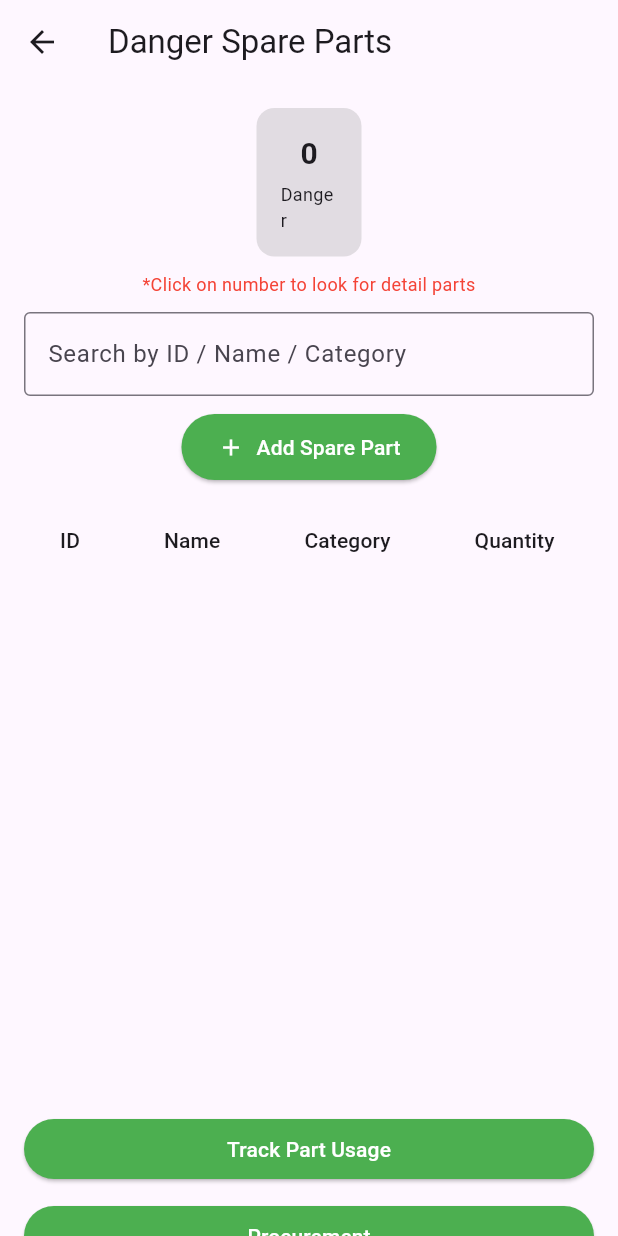
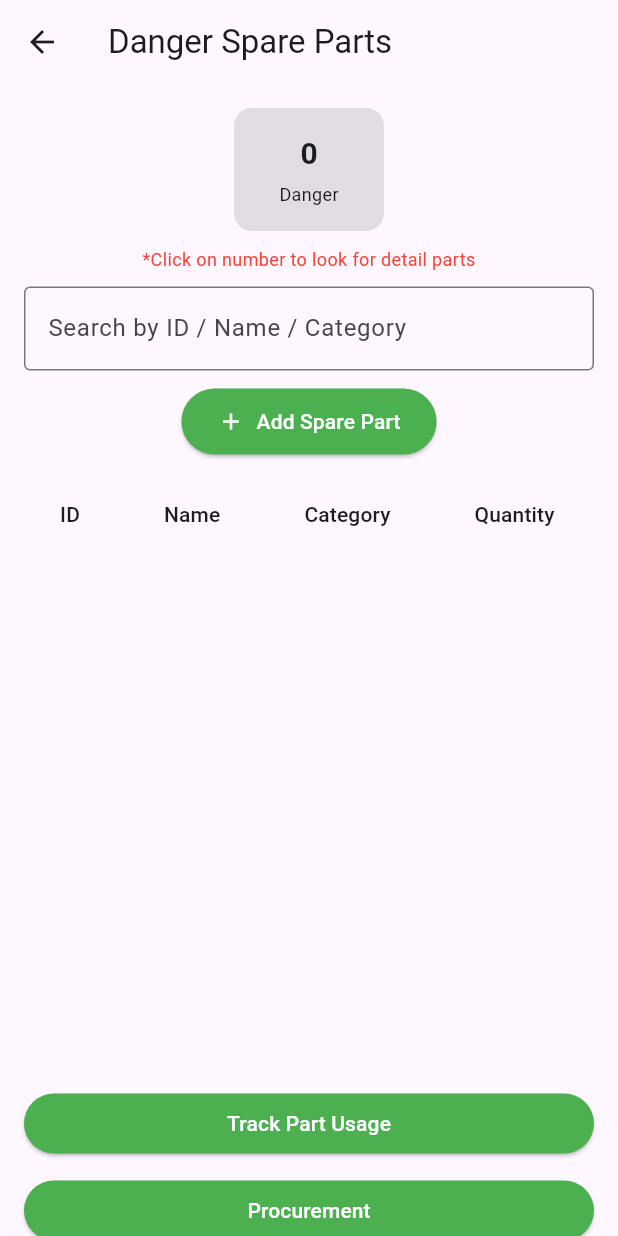
Before and after one commit to zikei444/mobile_application_ass, a Flutter app: the SparePartDetail screen opened directly with empty values, on a phone screen of 412 x 824 dp. Run offline on Flutter 3.47's test engine with Material 3 defaults, Android fonts, the phone set to English and light mode, and no system bars; our stand-ins replace cloud_firestore, firebase_auth, firebase_core, fluttertoast, google_fonts, pie_chart and 1 more; accounts and stored records are empty.

Commit message:
sikit design 5.0

```diff
--- a/lib/sparePart/spare_part_detail.dart
+++ b/lib/sparePart/spare_part_detail.dart
@@ -232,7 +232,7 @@ class _SparePartDetailState extends State<SparePartDetail> {
             Center(
               child: Container(
                 padding: const EdgeInsets.all(16),
-                width: 70,
+                width: 100,
                 decoration: BoxDecoration(
                   color: _getLevelColor().withOpacity(0.3),
                   borderRadius: BorderRadius.circular(12),
```
